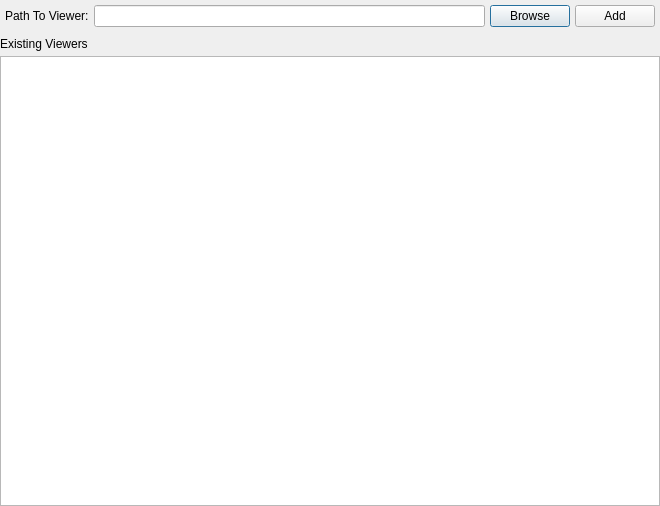
Old version of the form viewermanager.ui in the repository pjrinaldi/wombatforensics.
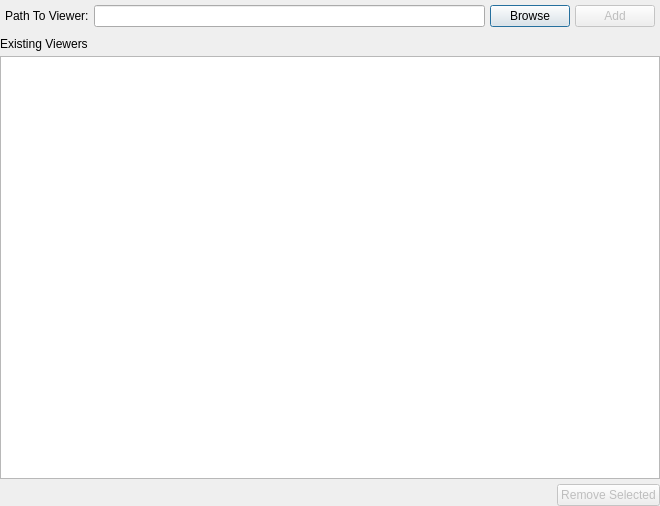
New version of the form.

Commit message: working on viewer manager and its functionality

```diff
--- a/viewermanager.ui
+++ b/viewermanager.ui
@@ -90,7 +90,10 @@
        </widget>
       </item>
       <item>
-       <widget class="QPushButton" name="pushButton_2">
+       <widget class="QPushButton" name="addbutton">
+        <property name="enabled">
+         <bool>false</bool>
+        </property>
         <property name="text">
          <string>Add</string>
         </property>
@@ -115,6 +118,33 @@
    <item>
     <widget class="QListView" name="listView"/>
    </item>
+   <item>
+    <layout class="QHBoxLayout" name="horizontalLayout_2">
+     <item>
+      <spacer name="horizontalSpacer">
+       <property name="orientation">
+        <enum>Qt::Horizontal</enum>
+       </property>
+       <property name="sizeHint" stdset="0">
+        <size>
+         <width>40</width>
+         <height>20</height>
+        </size>
+       </property>
+      </spacer>
+     </item>
+     <item>
+      <widget class="QPushButton" name="removebutton">
+       <property name="enabled">
+        <bool>false</bool>
+       </property>
+       <property name="text">
+        <string>Remove Selected</string>
+       </property>
+      </widget>
+     </item>
+    </layout>
+   </item>
   </layout>
  </widget>
  <resources/>
```
Left out of the diff: 2 changed lines with no effect on the pictures. The commit also changes 2 other files.
